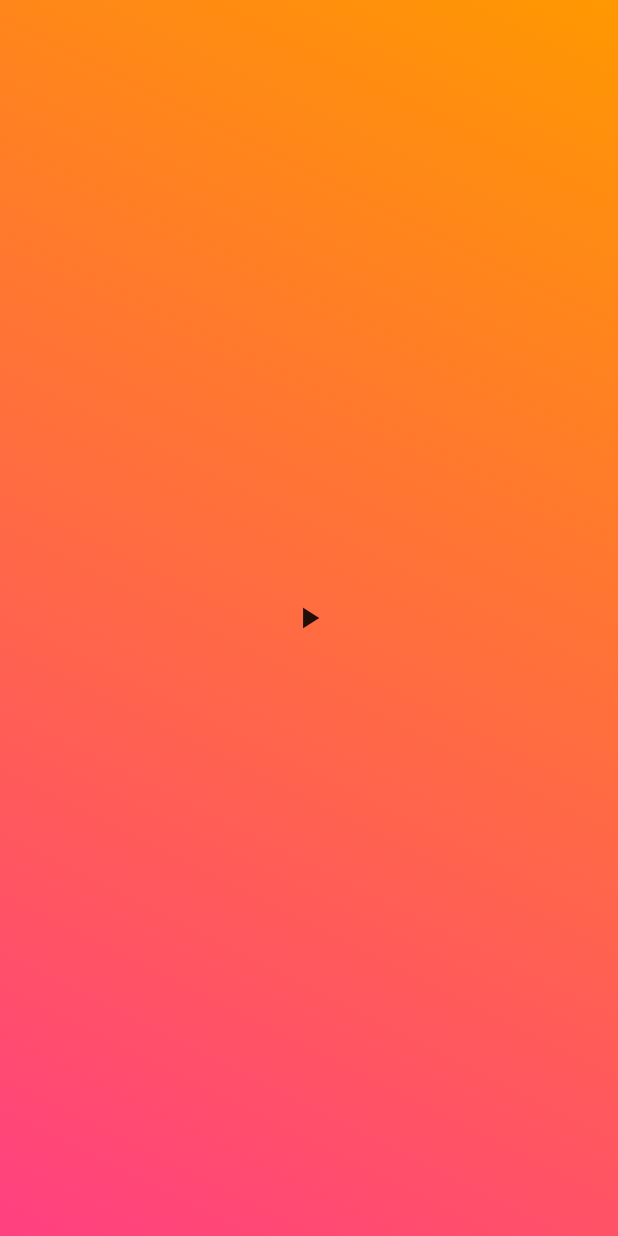
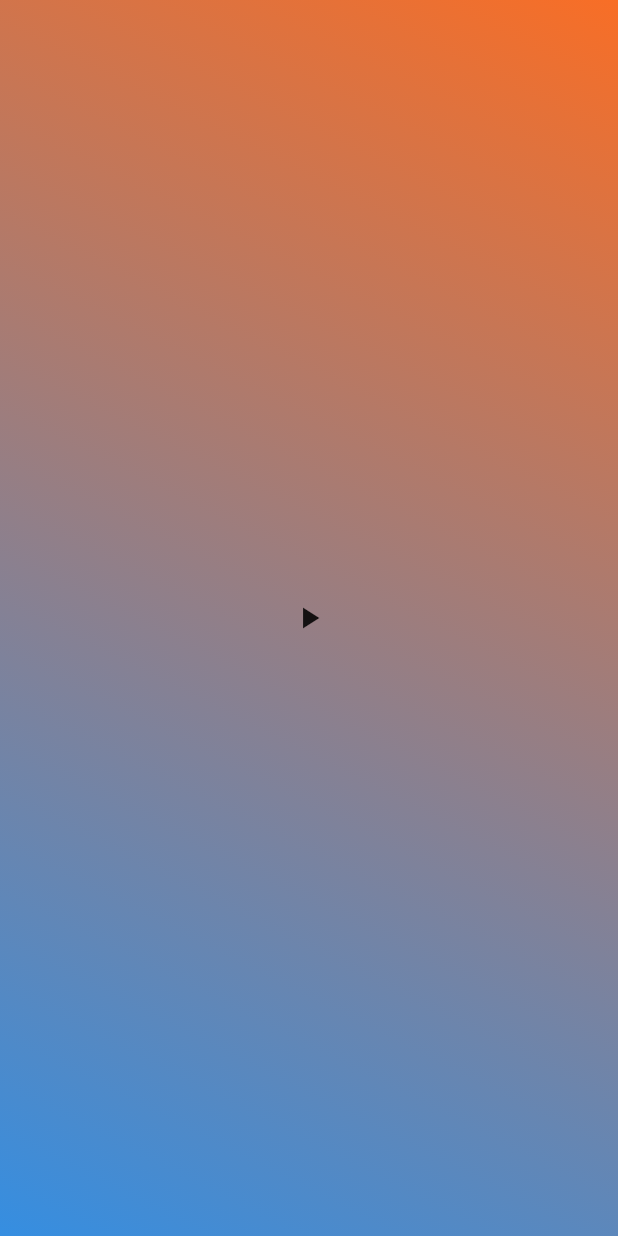
Before and after one commit to azarath1/haiq, a Flutter app: the screen it shows after launch, on a phone screen of 412 x 824 dp. Run offline on Flutter 3.47's test engine with Material 2 defaults, Android fonts, the phone set to English and light mode, and no system bars.

Commit message:
feat: color animation starts auto

```diff
--- a/lib/main.dart
+++ b/lib/main.dart
@@ -46,6 +46,11 @@ class _AnimatedGradientState extends State<AnimatedGradient> {
 
   @override
   Widget build(BuildContext context) {
+    Future.delayed(const Duration(milliseconds: 10), () {
+      setState(() {
+        bottomColor = Colors.blue;
+      });
+    });
     return Scaffold(
         body: Stack(
           children: [
```
